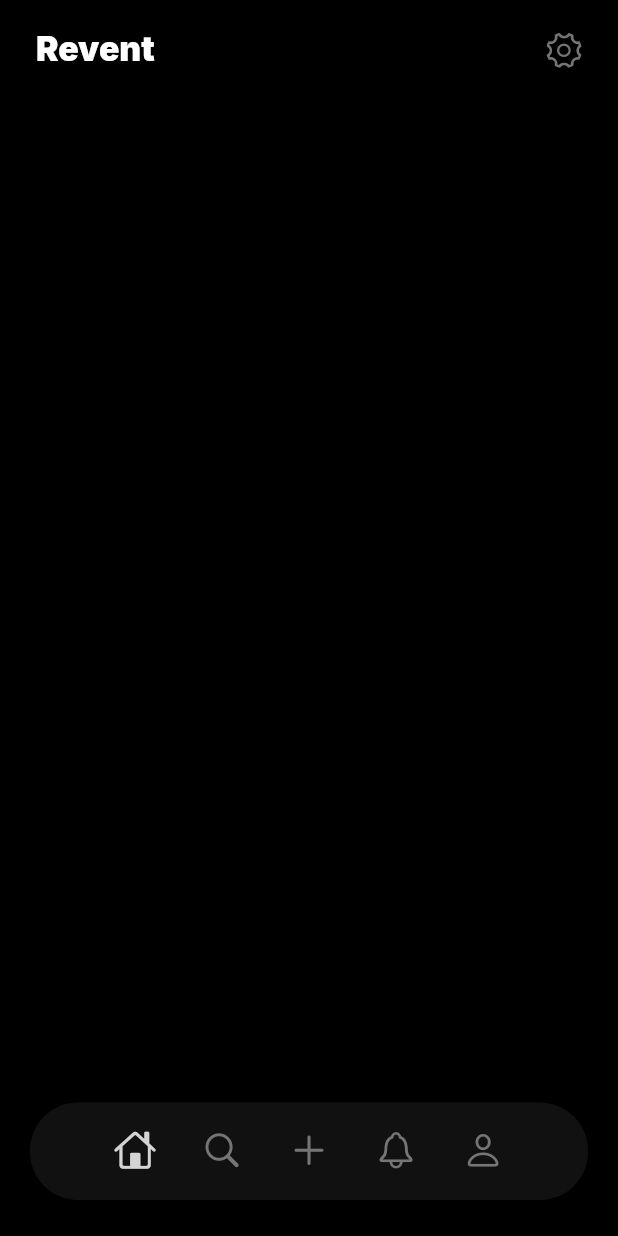
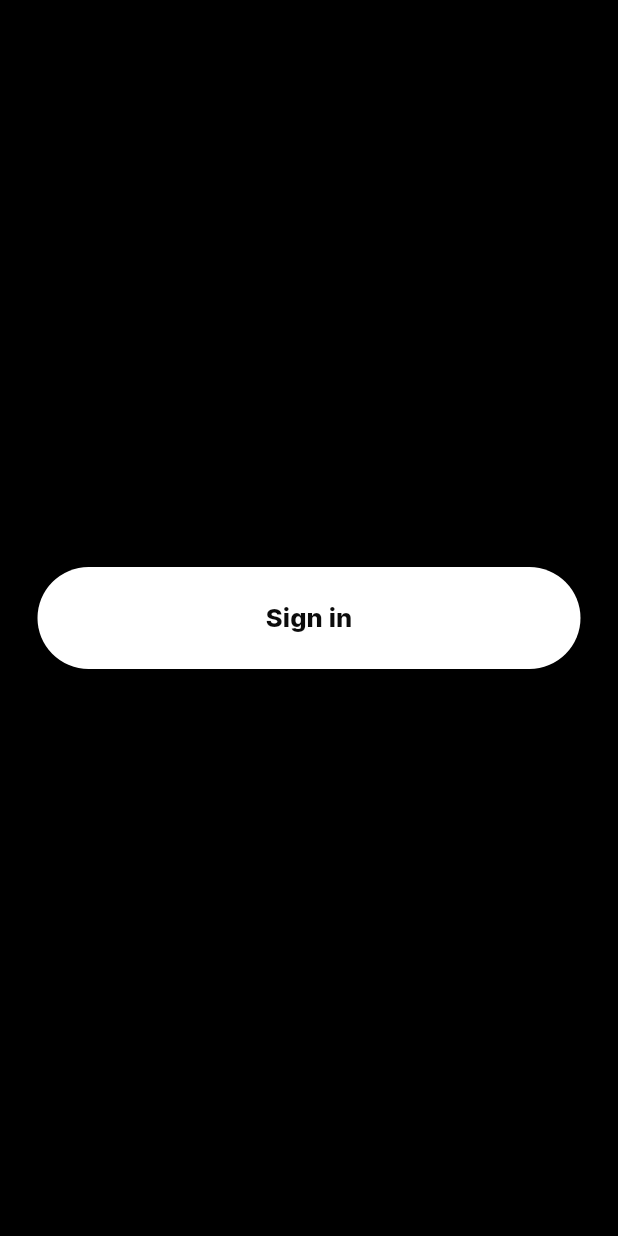
Before and after one commit to Tho100/revent, a Flutter app: the screen it shows after launch, on a phone screen of 412 x 824 dp. Run offline on Flutter 3.47's test engine with Material 3 defaults, Android fonts, the phone set to English and light mode, and no system bars; our stand-ins replace get_it, google_fonts.

Commit message:
Created main button theme style

```diff
--- /dev/null
+++ b/lib/pages/main_screen_page.dart
@@ -0,0 +1,31 @@
+import 'package:flutter/material.dart';
+import 'package:revent/widgets/main_button.dart';
+
+class MainScreenPage extends StatelessWidget {
+
+  const MainScreenPage({super.key});
+
+  Widget _buildBody(BuildContext context) {
+    return Column(
+      mainAxisAlignment: MainAxisAlignment.center,
+      children: [
+        Center(
+          child: MainButton(
+            text: 'Sign in',
+            onPressed: () {
+              print("Hi");
+            }
+          ),
+        ),
+      ],
+    );
+  }
+
+  @override
+  Widget build(BuildContext context) {
+    return Scaffold(
+      body: _buildBody(context),
+    );
+  }
+
+}
--- a/lib/pages/splash_screen_page.dart
+++ b/lib/pages/splash_screen_page.dart
@@ -2,7 +2,7 @@ import 'dart:async';
 
 import 'package:flutter/material.dart';
 import 'package:google_fonts/google_fonts.dart';
-import 'package:revent/helper/navigate_page.dart';
+import 'package:revent/pages/main_screen_page.dart';
 import 'package:revent/themes/theme_color.dart';
 
 class SplashScreen extends StatefulWidget {
@@ -38,8 +38,11 @@ class SplashScreenState extends State<SplashScreen> {
   }
 
   void _startTimer() {
+    //NavigatePage.homePage(context);
     splashScreenTimer = Timer(const Duration(milliseconds: 2500), () {
-      NavigatePage.homePage(context);
+      Navigator.push(context, MaterialPageRoute(
+        builder: (context) => const MainScreenPage())
+      );
     });
   }
 
--- a/lib/themes/theme_style.dart
+++ b/lib/themes/theme_style.dart
@@ -26,4 +26,11 @@ class ThemeStyle {
     ),
   );
 
+  static final btnMainStyle = ElevatedButton.styleFrom(
+    backgroundColor: ThemeColor.white,
+    foregroundColor: ThemeColor.thirdWhite,
+    elevation: 0,
+    shape: const StadiumBorder()
+  );
+
 }
--- /dev/null
+++ b/lib/widgets/main_button.dart
@@ -0,0 +1,38 @@
+import 'package:flutter/cupertino.dart';
+import 'package:flutter/material.dart';
+import 'package:google_fonts/google_fonts.dart';
+import 'package:revent/themes/theme_color.dart';
+import 'package:revent/themes/theme_style.dart';
+
+class MainButton extends StatelessWidget {
+
+  final String text;
+  final VoidCallback onPressed;
+
+  const MainButton({
+    required this.text,
+    required this.onPressed,
+    Key? key
+  }) : super(key: key);
+
+  @override
+  Widget build(BuildContext context) {
+    return SizedBox(
+      height: 68,
+      width: MediaQuery.of(context).size.width-50,
+      child: ElevatedButton(
+        style: ThemeStyle.btnMainStyle,
+        onPressed: onPressed,
+        child: Text(
+          text,
+          style: GoogleFonts.inter(
+            color: ThemeColor.mediumBlack,
+            fontWeight: FontWeight.w800,
+            fontSize: 17,
+          )
+        ),
+      ),
+    );
+  }
+
+}
```
Also changed, not shown: lib/widgets/main_textfield.dart (added).
